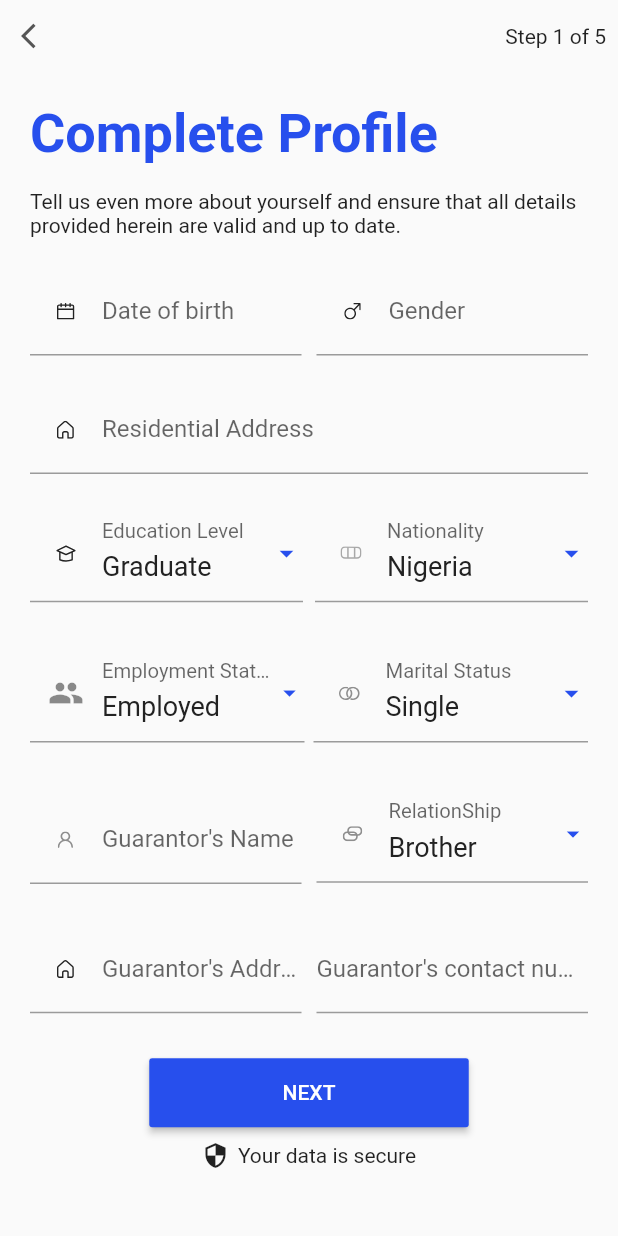
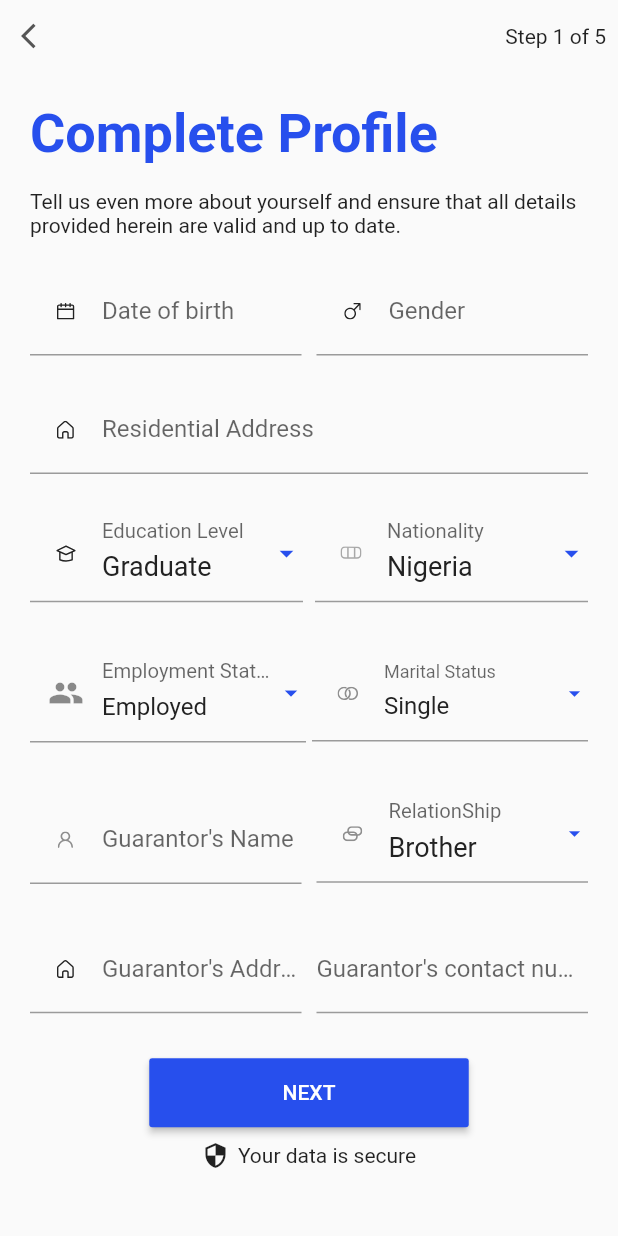
Before and after one commit to KingsleyUsoroeno/CredPal-UI-Design, a Flutter app: the screen it shows after launch, on a phone screen of 412 x 824 dp. Run offline on Flutter 3.47's test engine with Material 2 defaults, Android fonts, the phone set to English and light mode, and no system bars; our stand-ins replace flutter_svg.

Commit message:
fix icon sizes

```diff
--- a/lib/home_screen.dart
+++ b/lib/home_screen.dart
@@ -150,8 +150,8 @@ class _MyHomePageState extends State<HomeScreen> {
                                     return DropdownMenuItem(
                                       value: priority,
                                       child: Text(
-                                        priority,
-                                        style: TextStyle(color: Color(0xFF222222), fontSize: 18.0),
+                                        priority,overflow: TextOverflow.ellipsis,
+                                        style: TextStyle(color: Color(0xFF222222), fontSize: 16.0),
                                       ),
                                     );
                                   }).toList(),
@@ -161,7 +161,7 @@ class _MyHomePageState extends State<HomeScreen> {
                                       .of(context)
                                       .primaryColor,
                                   iconSize: 20.0,
-                                  style: TextStyle(fontSize: 18.0),
+                                  style: TextStyle(fontSize: 16.0),
                                   decoration: InputDecoration(
                                       labelText: 'Employment Status',
                                       labelStyle: TextStyle(fontSize: 18.0), prefixIcon: Icon(Icons.people)),
@@ -170,7 +170,7 @@ class _MyHomePageState extends State<HomeScreen> {
                                 ),
                               )
                           ),
-                          SizedBox(width: 6.0),
+                          SizedBox(width: 4.0),
                           Expanded(
                               child: Padding(
                                 padding: EdgeInsets.only(bottom: 8.0),
@@ -181,7 +181,7 @@ class _MyHomePageState extends State<HomeScreen> {
                                       value: priority,
                                       child: Text(
                                         priority,
-                                        style: TextStyle(color: Color(0xFF222222), fontSize: 18.0),
+                                        style: TextStyle(color: Color(0xFF222222), fontSize: 16.0),
                                       ),
                                     );
                                   }).toList(),
@@ -190,11 +190,11 @@ class _MyHomePageState extends State<HomeScreen> {
                                   iconEnabledColor: Theme
                                       .of(context)
                                       .primaryColor,
-                                  iconSize: 22.0,
-                                  style: TextStyle(fontSize: 18.0),
+                                  iconSize: 18.0,
+                                  style: TextStyle(fontSize: 16.0),
                                   decoration: InputDecoration(
                                       labelText: 'Marital Status',
-                                      labelStyle: TextStyle(fontSize: 18.0), prefixIcon: _buildPrefixIcon("assets/images/vector_marital_status.svg")),
+                                      labelStyle: TextStyle(fontSize: 16.0), prefixIcon: _buildPrefixIcon("assets/images/vector_marital_status.svg")),
                                   value: "Single",
                                   onChanged: (String value) {},
                                 ),
@@ -233,8 +233,8 @@ class _MyHomePageState extends State<HomeScreen> {
                                   iconEnabledColor: Theme
                                       .of(context)
                                       .primaryColor,
-                                  iconSize: 20.0,
-                                  style: TextStyle(fontSize: 18.0),
+                                  iconSize: 18.0,
+                                  style: TextStyle(fontSize: 16.0),
                                   decoration: InputDecoration(
                                       labelText: 'RelationShip',
                                       labelStyle: TextStyle(fontSize: 18.0), prefixIcon: _buildPrefixIcon("assets/images/vector_relationship.svg")),
@@ -277,7 +277,8 @@ class _MyHomePageState extends State<HomeScreen> {
                           SizedBox(width: 6.0),
                           Text('Your data is secure')
                         ],
-                      )
+                      ),
+                      SizedBox(height: 20.0)
                     ],
                   ),
                 )
```
